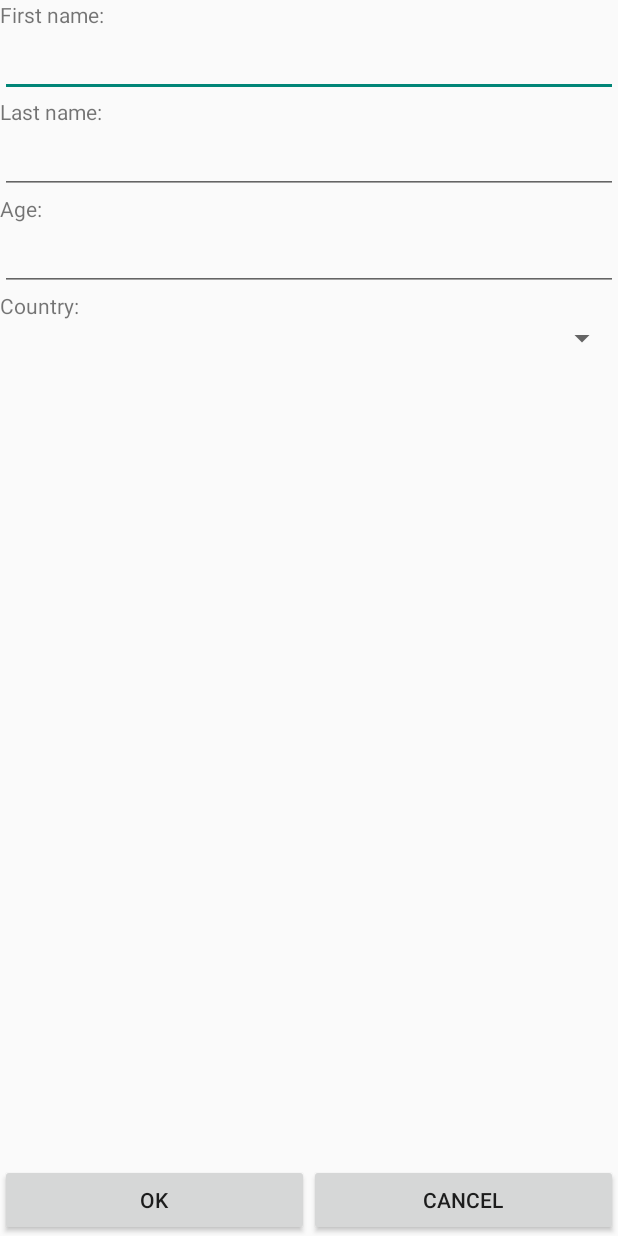
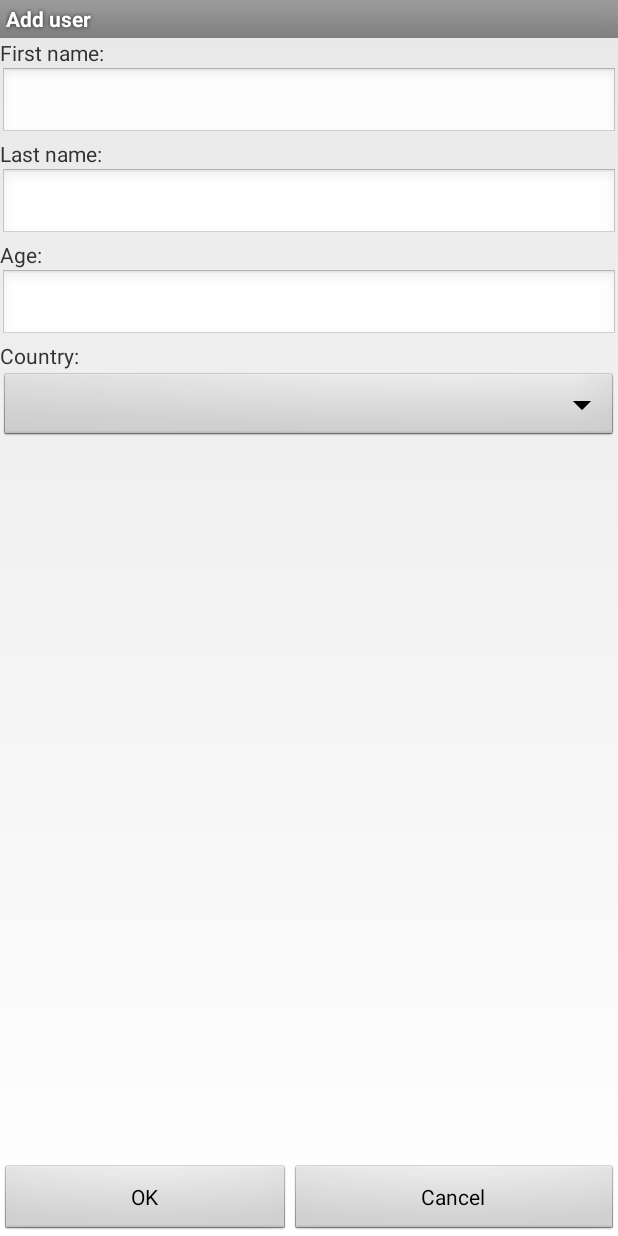
Before and after one commit to slim-gears/slimrepo, an Android app: the AddUserActivity screen opened directly, with no data from a screen before it, on a phone screen of 412 x 824 dp. Run offline under Robolectric (Android 15) with nearby library versions, the phone set to English and light mode, and no system bars; 2 statements that could not run were skipped.

Commit message:
Fixing styles

```diff
--- a/slimrepo.example/src/main/res/values/styles.xml
+++ b/slimrepo.example/src/main/res/values/styles.xml
@@ -1,7 +1,7 @@
 <resources>
 
     <!-- Base application theme. -->
-    <style name="AppTheme" parent="Theme.AppCompat.Light.DarkActionBar">
+    <style name="AppTheme" parent="android:Theme.Light">
         <!-- Customize your theme here. -->
     </style>
 
```
Also changed, not shown: 1 other file.
